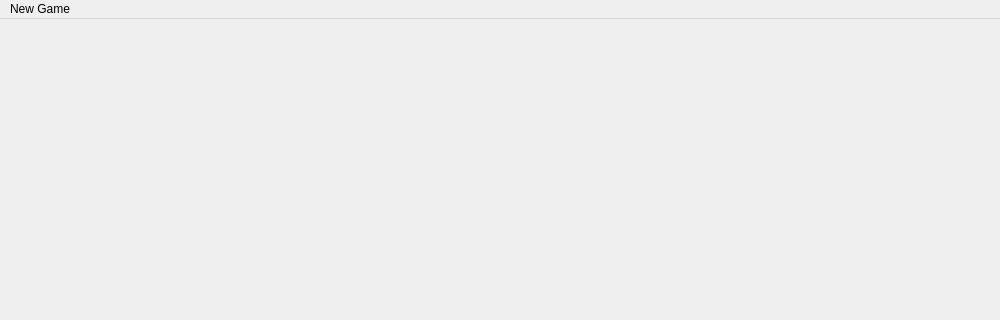
First picture: the form in arkanoid/mainwindow.ui, repository dimitryku/arkanoid, before the edit; both pictures show x 0 to 1000 and y 0 to 320 of the 1000 by 907 pixel window.
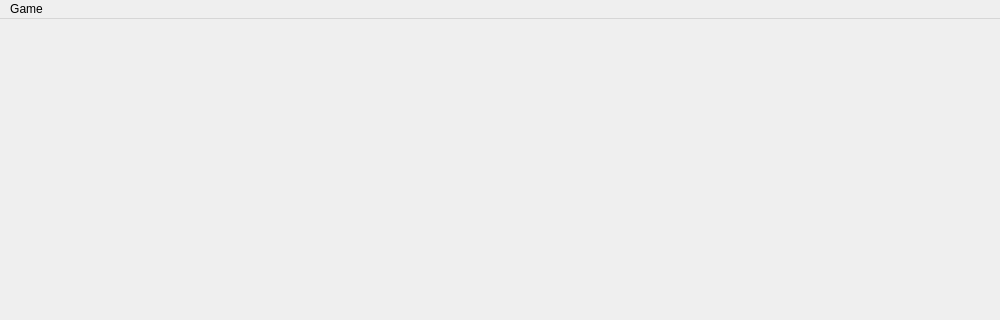
Second picture: the form after the edit.

Commit message: added game end

What changed in the file:
```diff
--- a/arkanoid/mainwindow.ui
+++ b/arkanoid/mainwindow.ui
@@ -71,7 +71,7 @@
    </property>
    <widget class="QMenu" name="menuNew_Game">
     <property name="title">
-     <string>New Game</string>
+     <string>Game</string>
     </property>
    </widget>
    <addaction name="menuNew_Game"/>
```
Left out of the diff: 6 changed lines with no effect on the pictures. The commit also changes 4 other files.
